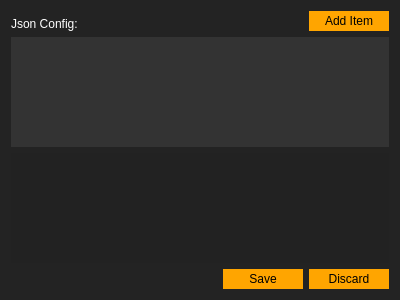
This is acriaconfig.ui in Acria-Network/Acria-Oracle-Node-Qt as Qt 5 draws it before an edit. The edited form follows.
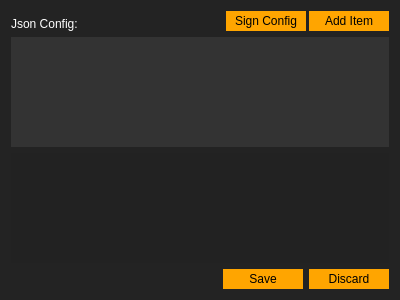
This is the edited form. Icons and pictures are not drawn.

Diff of the .ui file:
```diff
--- a/acriaconfig.ui
+++ b/acriaconfig.ui
@@ -25,7 +25,7 @@
    <item>
     <layout class="QHBoxLayout" name="horizontalLayout">
      <property name="spacing">
-      <number>0</number>
+      <number>3</number>
      </property>
      <property name="bottomMargin">
       <number>0</number>
@@ -53,6 +53,23 @@
        </property>
       </spacer>
      </item>
+     <item>
+      <widget class="QPushButton" name="pushButton_sign_config">
+       <property name="styleSheet">
+        <string notr="true">background-color:white;
+color:black;
+border: none;
+/*padding:30px;*/
+width:80px;
+padding-top:3px;
+padding-bottom:3px;
+background-color:orange;</string>
+       </property>
+       <property name="text">
+        <string>Sign Config</string>
+       </property>
+      </widget>
+     </item>
      <item>
       <widget class="QPushButton" name="pushButton_add_item">
        <property name="autoFillBackground">
```
